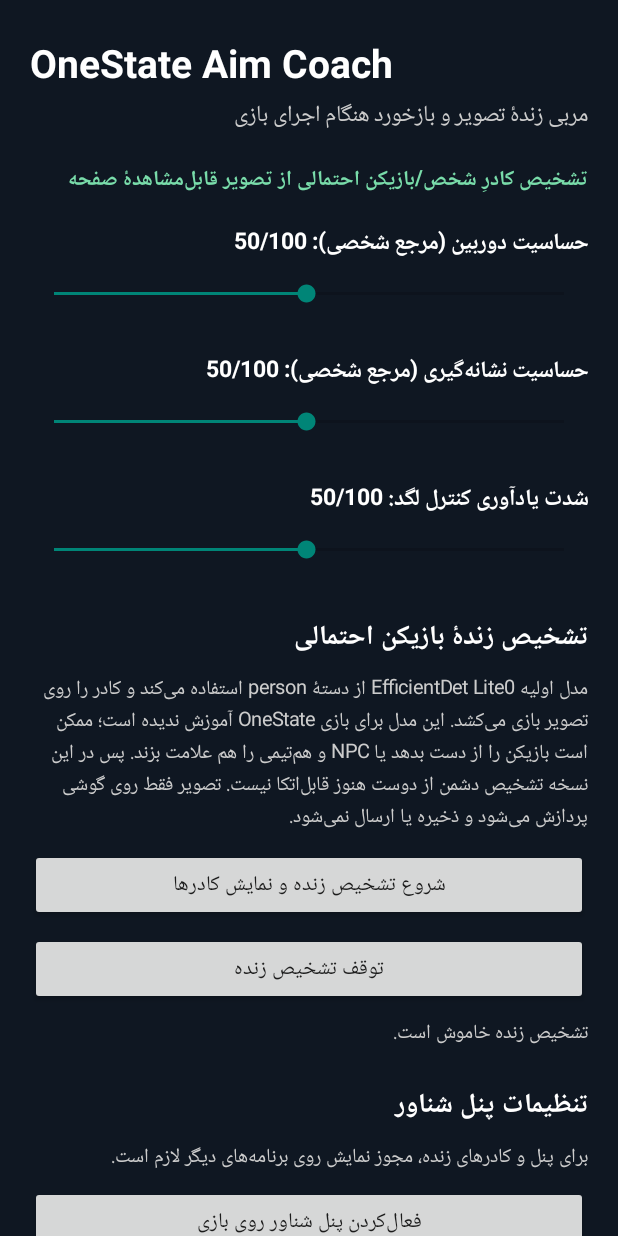
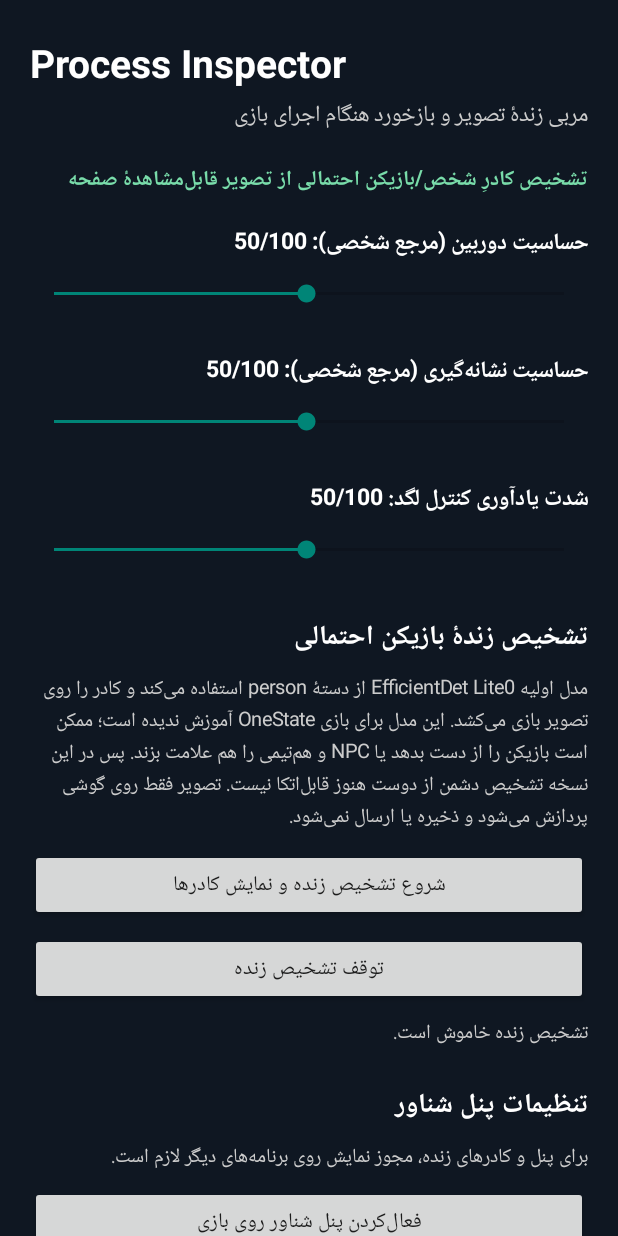
Before and after one commit to Iman-Rashidi/onestate-aim-coach, an Android app: the screen it shows after launch (MainActivity), on a phone screen of 412 x 824 dp. Run offline under Robolectric (Android 15) with nearby library versions, the phone set to English and light mode, and no system bars.

Commit message:
chore: update application title to Process Inspector

```diff
--- a/app/src/main/java/com/iman/onestateaimcoach/MainActivity.java
+++ b/app/src/main/java/com/iman/onestateaimcoach/MainActivity.java
@@ -38,7 +38,7 @@ public class MainActivity extends Activity {
         root.setBackgroundColor(Color.rgb(15, 23, 34));
         scroll.addView(root);
 
-        root.addView(text("OneState Aim Coach", 26, Color.WHITE, true));
+        root.addView(text("Process Inspector", 26, Color.WHITE, true));
         addTop(root, text("مربی زندهٔ تصویر و بازخورد هنگام اجرای بازی", 15, Color.LTGRAY, false), 5);
         addTop(root, text("تشخیص کادرِ شخص/بازیکن احتمالی از تصویر قابل‌مشاهدهٔ صفحه", 14, Color.rgb(121, 220, 170), true), 18);
 
```
